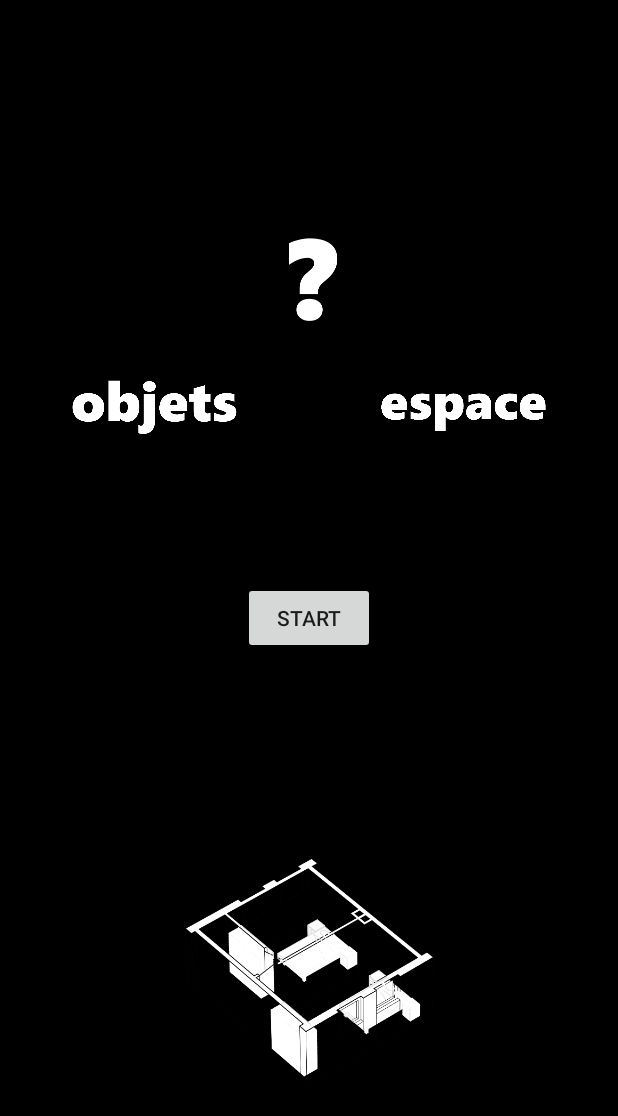
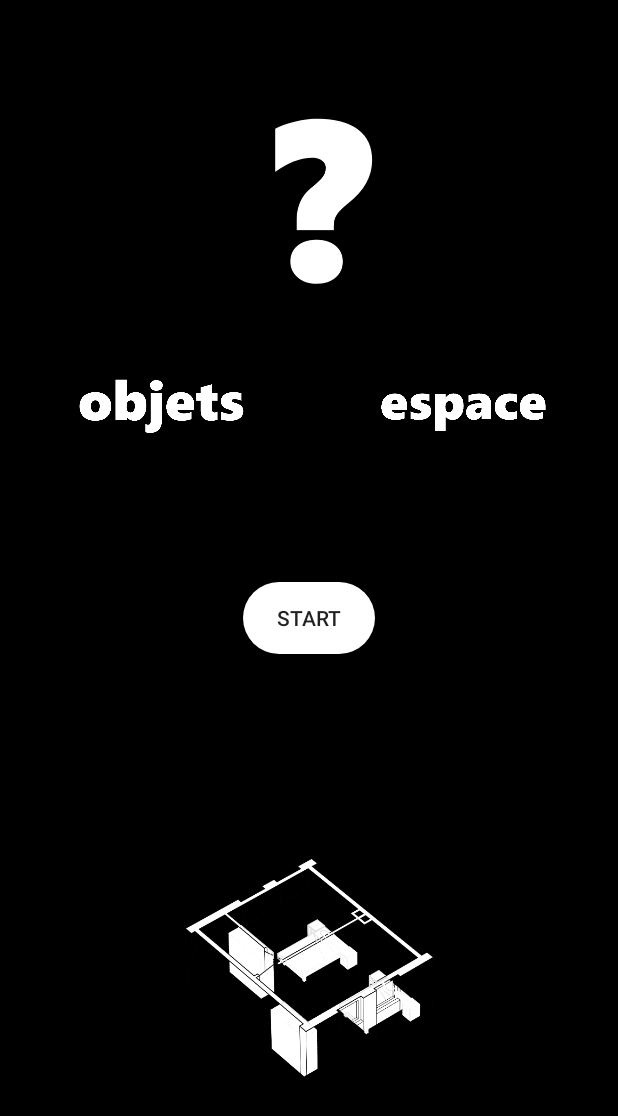
Before and after one commit to zheng0zhou/ARforDesign, an Android app: the screen it shows after launch (MainActivity), on a phone screen of 412 x 824 dp. Shown: the top 1116 px of the screen. Run offline under Robolectric (Android 15) with nearby library versions, the phone set to English and light mode, and no system bars.

Commit message:
Corrections visuelles

```diff
--- a/app/src/main/java/com/drakosha/augmentedr_2/MainActivity.java
+++ b/app/src/main/java/com/drakosha/augmentedr_2/MainActivity.java
@@ -26,6 +26,12 @@ public class MainActivity extends Activity {
         startActivity(new Intent("com.drakosha.augmentedr_2.AR_Activity"));
     }
 
+    public void displayInformation(View view) {
+        // Ici il ne reste plus qu'à faire une pop up qui affiche
+        // les informations du mail
+
+    } //
+
     public void chooseObject(View view) {
         startActivity(new Intent("com.drakosha.augmentedr_2.AR_Activity"));
     }
--- /dev/null
+++ b/app/src/main/res/drawable/rounded_corner.xml
@@ -0,0 +1,5 @@
+<?xml version="1.0" encoding="utf-8"?>
+<shape xmlns:android="http://schemas.android.com/apk/res/android">
+    <corners android:radius="24dp" />
+    <solid android:color="#FFFFFF" />
+</shape>
--- a/app/src/main/res/layout-land/activity_ar.xml
+++ b/app/src/main/res/layout-land/activity_ar.xml
@@ -43,6 +43,7 @@
             android:layout_width="wrap_content"
             android:layout_height="wrap_content"
             android:layout_weight=".33"
+            android:backgroundTint="#FFFFFF"
             android:text="Duck" />
 
         <Button
@@ -50,6 +51,7 @@
             android:layout_width="wrap_content"
             android:layout_height="wrap_content"
             android:layout_weight=".33"
+            android:backgroundTint="#FFFFFF"
             android:text="Chair" />
 
         <Button
@@ -57,6 +59,7 @@
             android:layout_width="wrap_content"
             android:layout_height="wrap_content"
             android:layout_weight=".33"
+            android:backgroundTint="#FFFFFF"
             android:text="Lamp" />
 
         <Button
@@ -64,6 +67,7 @@
             android:layout_width="wrap_content"
             android:layout_height="wrap_content"
             android:layout_weight=".33"
+            android:backgroundTint="#FFFFFF"
             android:text="Sofa" />
 
     </LinearLayout>
--- a/app/src/main/res/layout-land/activity_main.xml
+++ b/app/src/main/res/layout-land/activity_main.xml
@@ -10,19 +10,20 @@
     <ImageView
         android:layout_width="175dp"
         android:layout_height="275dp"
-        android:layout_marginTop="136dp"
+        android:layout_marginTop="148dp"
         android:src="@drawable/group_1"
         app:layout_constraintEnd_toEndOf="parent"
         app:layout_constraintStart_toStartOf="parent"
         app:layout_constraintTop_toBottomOf="@+id/start_button" />
 
-    <ImageView
-        android:layout_width="66dp"
-        android:layout_height="100dp"
+    <ImageButton
+        android:id="@+id/questionmarkbutton"
+        android:layout_width="101dp"
+        android:layout_height="120dp"
         android:layout_marginTop="16dp"
+        android:backgroundTint="#000000"
         android:src="@drawable/quest_mark"
         app:layout_constraintEnd_toEndOf="parent"
-        app:layout_constraintHorizontal_bias="0.499"
         app:layout_constraintStart_toStartOf="parent"
         app:layout_constraintTop_toBottomOf="@+id/start_button" />
 
@@ -30,6 +31,7 @@
         android:id="@+id/start_button"
         android:layout_width="wrap_content"
         android:layout_height="wrap_content"
+        android:background="@drawable/rounded_corner"
         android:onClick="startAR"
         android:text="START"
         app:layout_constraintBottom_toBottomOf="parent"
--- a/app/src/main/res/layout/activity_ar.xml
+++ b/app/src/main/res/layout/activity_ar.xml
@@ -42,6 +42,7 @@
             android:layout_width="wrap_content"
             android:layout_height="wrap_content"
             android:layout_weight=".33"
+            android:backgroundTint="#FFFFFF"
             android:text="Duck" />
 
         <Button
@@ -49,6 +50,7 @@
             android:layout_width="wrap_content"
             android:layout_height="wrap_content"
             android:layout_weight=".33"
+            android:backgroundTint="#FFFFFF"
             android:text="Chair" />
 
         <Button
@@ -56,6 +58,7 @@
             android:layout_width="wrap_content"
             android:layout_height="wrap_content"
             android:layout_weight=".33"
+            android:backgroundTint="#FFFFFF"
             android:text="Lamp" />
 
         <Button
@@ -63,6 +66,7 @@
             android:layout_width="wrap_content"
             android:layout_height="wrap_content"
             android:layout_weight=".33"
+            android:backgroundTint="#FFFFFF"
             android:text="Sofa" />
 
     </LinearLayout>
--- a/app/src/main/res/layout/activity_main.xml
+++ b/app/src/main/res/layout/activity_main.xml
@@ -17,33 +17,37 @@
         app:layout_constraintStart_toStartOf="parent"
         app:layout_constraintTop_toBottomOf="@+id/start_button" />
 
-    <ImageView
-        android:layout_width="66dp"
-        android:layout_height="100dp"
+    <ImageButton
+        android:id="@+id/questionmarkbutton"
+        android:layout_width="112dp"
+        android:layout_height="130dp"
+        android:backgroundTint="#000000"
+        android:onClick="displayInformation"
         android:src="@drawable/quest_mark"
         app:layout_constraintBottom_toBottomOf="parent"
         app:layout_constraintEnd_toStartOf="@id/button_environment"
-        app:layout_constraintHorizontal_bias="1.0"
+        app:layout_constraintHorizontal_bias="0.370"
         app:layout_constraintStart_toEndOf="@id/button_object"
         app:layout_constraintTop_toTopOf="parent"
-        app:layout_constraintVertical_bias="0.182" />
+        app:layout_constraintVertical_bias="0.086" />
 
     <Button
         android:id="@+id/start_button"
         android:layout_width="wrap_content"
         android:layout_height="wrap_content"
+        android:background="@drawable/rounded_corner"
+        android:onClick="startAR"
         android:text="START"
         app:layout_constraintBottom_toBottomOf="parent"
         app:layout_constraintEnd_toEndOf="parent"
         app:layout_constraintStart_toStartOf="parent"
-        app:layout_constraintTop_toTopOf="parent"
-        android:onClick="startAR" />
+        app:layout_constraintTop_toTopOf="parent" />
 
     <ImageButton
         android:id="@+id/button_object"
         android:layout_width="135dp"
         android:layout_height="70dp"
-        android:layout_marginStart="35dp"
+        android:layout_marginStart="40dp"
         android:backgroundTint="#00FFFFFF"
         android:onClick="chooseObject"
         android:scaleType="fitCenter"
@@ -53,7 +57,7 @@
         app:layout_constraintBottom_toBottomOf="parent"
         app:layout_constraintStart_toStartOf="parent"
         app:layout_constraintTop_toTopOf="parent"
-        app:layout_constraintVertical_bias="0.306" />
+        app:layout_constraintVertical_bias="0.305" />
 
     <ImageButton
         android:id="@+id/button_environment"
@@ -69,4 +73,5 @@
         app:layout_constraintEnd_toEndOf="parent"
         app:layout_constraintTop_toTopOf="parent"
         app:layout_constraintVertical_bias="0.306" />
+
 </androidx.constraintlayout.widget.ConstraintLayout>
```
